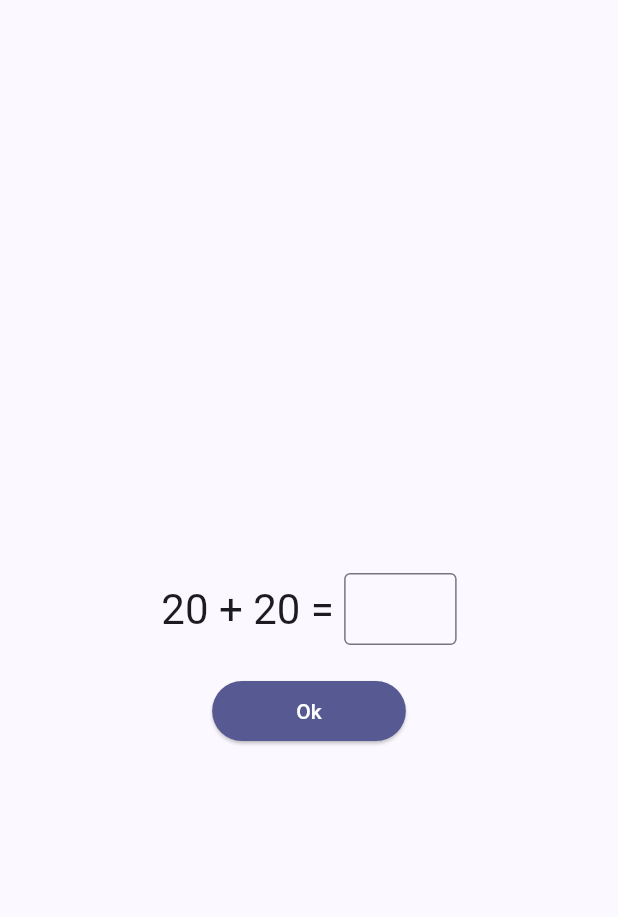
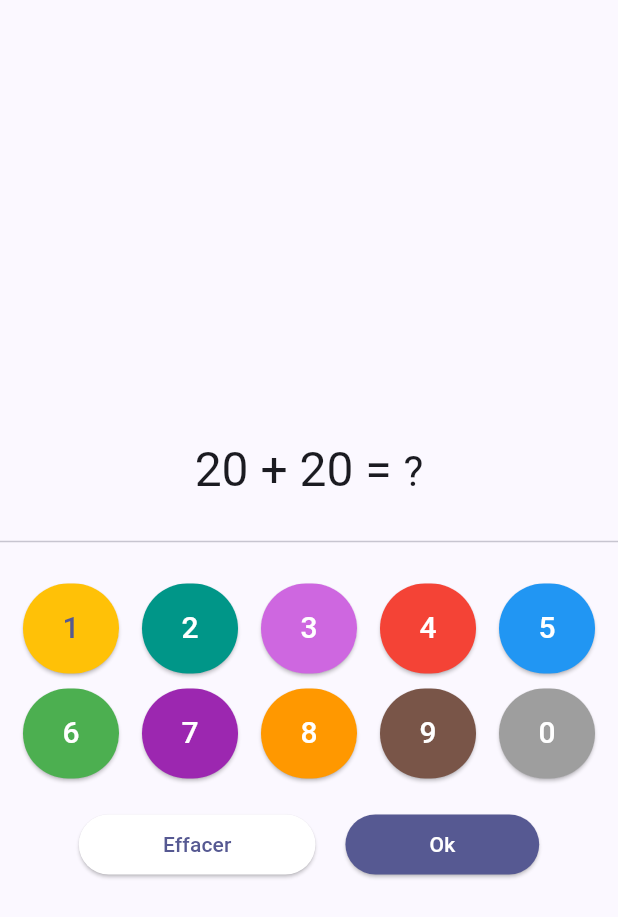
Before and after one commit to ZayenJS/calculs, a Flutter app: the AddScreen screen opened directly, on a phone screen of 412 x 824 dp. Shown: the top 917 px of the screen. Run offline on Flutter 3.47's test engine with Material 3 defaults, Android fonts, the phone set to English and light mode, and no system bars; our stand-ins replace audioplayers, flutter_riverpod, hive_flutter, image_picker; accounts and stored records are empty.

Commit message:
use hive instead of sqfentity, improve ui

```diff
--- /dev/null
+++ b/lib/model/boxes.dart
@@ -0,0 +1,3 @@
+import 'package:hive_flutter/hive_flutter.dart';
+
+late Box profileBox;
--- a/lib/model/profile.dart
+++ b/lib/model/profile.dart
@@ -1,63 +1,63 @@
-import 'package:calculs/model/timestamps.dart';
-import 'package:sqfentity_gen/sqfentity_gen.dart';
+import 'package:hive_flutter/hive_flutter.dart';
 
-const profilesTable = SqfEntityTable(
-  tableName: 'profiles',
-  primaryKeyName: 'id',
-  primaryKeyType: PrimaryKeyType.integer_auto_incremental,
-  useSoftDeleting: false,
-  modelName: "Profile",
-  fields: [
-    SqfEntityField('name', DbType.text, isNotNull: true),
-    SqfEntityField('picture', DbType.text),
-    SqfEntityField(
-      'additions',
-      DbType.integer,
-      isNotNull: true,
-      defaultValue: 0,
-    ),
-    SqfEntityField(
-      'correct_additions',
-      DbType.integer,
-      isNotNull: true,
-      defaultValue: 0,
-    ),
-    SqfEntityField(
-      'subtractions',
-      DbType.integer,
-      isNotNull: true,
-      defaultValue: 0,
-    ),
-    SqfEntityField(
-      'correct_subtractions',
-      DbType.integer,
-      isNotNull: true,
-      defaultValue: 0,
-    ),
-    SqfEntityField(
-      'multiplications',
-      DbType.integer,
-      isNotNull: true,
-      defaultValue: 0,
-    ),
-    SqfEntityField(
-      'correct_multiplications',
-      DbType.integer,
-      isNotNull: true,
-      defaultValue: 0,
-    ),
-    SqfEntityField(
-      'divisions',
-      DbType.integer,
-      isNotNull: true,
-      defaultValue: 0,
-    ),
-    SqfEntityField(
-      'correct_divisions',
-      DbType.integer,
-      isNotNull: true,
-      defaultValue: 0,
-    ),
-    ...timestamps,
-  ],
-);
+part 'profile.g.dart';
+
+@HiveType(typeId: 0)
+class Profile {
+  static const String boxName = 'profileBox';
+
+  @HiveField(0)
+  late int id;
+
+  @HiveField(1)
+  late String name;
+
+  @HiveField(2)
+  late String picture;
+
+  @HiveField(3)
+  late int additions;
+
+  @HiveField(4)
+  late int correctAdditions;
+
+  @HiveField(5)
+  late int subtractions;
+
+  @HiveField(6)
+  late int correctSubtractions;
+
+  @HiveField(7)
+  late int multiplications;
+
+  @HiveField(8)
+  late int correctMultiplications;
+
+  @HiveField(9)
+  late int divisions;
+
+  @HiveField(10)
+  late int correctDivisions;
+
+  @HiveField(11)
+  late DateTime createdAt;
+
+  @HiveField(12)
+  late DateTime updatedAt;
+
+  Profile({
+    required this.id,
+    required this.name,
+    required this.picture,
+    required this.additions,
+    required this.correctAdditions,
+    required this.subtractions,
+    required this.correctSubtractions,
+    required this.multiplications,
+    required this.correctMultiplications,
+    required this.divisions,
+    required this.correctDivisions,
+    required this.createdAt,
+    required this.updatedAt,
+  });
+}
--- a/lib/screens/add.dart
+++ b/lib/screens/add.dart
@@ -3,7 +3,9 @@ import 'dart:math';
 import 'package:audioplayers/audioplayers.dart';
 import 'package:calculs/data/failure.dart';
 import 'package:calculs/data/success.dart';
-import 'package:calculs/providers/profile.dart';
+import 'package:calculs/providers/addition.dart';
+import 'package:calculs/repository/profile.dart';
+import 'package:calculs/widgets/numbers.dart';
 import 'package:flutter/material.dart';
 import 'package:flutter_riverpod/flutter_riverpod.dart';
 
@@ -15,20 +17,13 @@ class AddScreen extends ConsumerStatefulWidget {
 }
 
 class _AddScreenState extends ConsumerState<AddScreen> {
-  final TextEditingController _userInputController = TextEditingController();
+  String _userInput = "?";
   final AudioPlayer _player = AudioPlayer();
-
-  int _getRandomInt() {
-    // get max value from user preferences
-    return Random().nextInt(40);
-  }
 
   @override
   Widget build(BuildContext context) {
-    final firstNumber = _getRandomInt();
-    final secondNumber = _getRandomInt();
-
-    final result = firstNumber + secondNumber;
+    final addState = ref.watch(additionProvider);
+    final result = addState.firstValue + addState.secondValue;
 
     return Scaffold(
       appBar: AppBar(
@@ -44,34 +39,75 @@ class _AddScreenState extends ConsumerState<AddScreen> {
             textBaseline: TextBaseline.alphabetic,
             children: [
               Text(
-                "$firstNumber + $secondNumber = ",
+                "${addState.firstValue} + ${addState.secondValue} = ",
+                style: Theme.of(context).textTheme.headlineLarge,
+              ),
+              Text(
+                _userInput,
                 style: Theme.of(context).textTheme.headlineMedium,
-              ),
-              SizedBox(
-                width: 75,
-                child: TextField(
-                  controller: _userInputController,
-                  style: Theme.of(context).textTheme.headlineMedium,
-                  keyboardType: TextInputType.number,
-                  decoration: const InputDecoration(
-                    border: OutlineInputBorder(),
-                    contentPadding: EdgeInsets.symmetric(horizontal: 8.0),
-                  ),
-                ),
               ),
             ],
           ),
           const SizedBox(height: 20),
+          const Divider(),
+          const SizedBox(height: 20),
+          Numbers(
+            onPressed: (value) {
+              setState(() {
+                if (_userInput.length > 10) {
+                  ScaffoldMessenger.of(context).hideCurrentSnackBar();
+                  ScaffoldMessenger.of(context).showSnackBar(
+                    const SnackBar(
+                      backgroundColor: Colors.red,
+                      content: Text(
+                        "Le nombre est trop long",
+                      ),
+                    ),
+                  );
+
+                  return;
+                }
+
+                if (_userInput.contains('?')) {
+                  _userInput = "";
+                }
+
+                _userInput += value.toString();
+              });
+            },
+          ),
+          const SizedBox(height: 20),
+          Row(
+            crossAxisAlignment: CrossAxisAlignment.center,
+            mainAxisAlignment: MainAxisAlignment.center,
+            children: [
+              ElevatedButton(
+                style: ElevatedButton.styleFrom(
+                  backgroundColor: Theme.of(context).colorScheme.onPrimary,
+                  foregroundColor: Theme.of(context).colorScheme.primary,
+                ),
+                onPressed: () {
+                  setState(
+                    () {
+                      _userInput = "?";
+                    },
+                  );
+                },
+                child: const Padding(
+                  padding: EdgeInsets.symmetric(horizontal: 32.0),
+                  child: Text('Effacer'),
+                ),
+              ),
+              const SizedBox(width: 20),
               ElevatedButton(
                 style: ElevatedButton.styleFrom(
                   backgroundColor: Theme.of(context).colorScheme.primary,
                   foregroundColor: Theme.of(context).colorScheme.onPrimary,
                 ),
                 onPressed: () async {
-              await ref.read(profileProvider.notifier).incrementAdditions();
+                  await ProfileRepository.incrementAdditions();
 
-              final isCorrect =
-                  int.tryParse(_userInputController.text) == result;
+                  final isCorrect = int.tryParse(_userInput) == result;
 
                   if (!context.mounted) {
                     return;
@@ -79,26 +115,31 @@ class _AddScreenState extends ConsumerState<AddScreen> {
 
                   if (isCorrect) {
                     _player.play(AssetSource("audio/success.mp3"));
+                    ScaffoldMessenger.of(context).hideCurrentSnackBar();
                     ScaffoldMessenger.of(context).showSnackBar(
                       SnackBar(
                         backgroundColor: Colors.green,
                         content: Text(
-                      successMessages[Random().nextInt(successMessages.length)],
+                          successMessages[
+                              Random().nextInt(successMessages.length)],
                         ),
                       ),
                     );
                     setState(() {
-                  _userInputController.clear();
+                      _userInput = "?";
                     });
 
-                ref.read(profileProvider.notifier).incrementCorrectAdditions();
+                    ProfileRepository.incrementCorrectAdditions();
                   } else {
                     _player.play(AssetSource("audio/error.mp3"));
+                    ScaffoldMessenger.of(context).hideCurrentSnackBar();
                     ScaffoldMessenger.of(context).showSnackBar(
                       SnackBar(
-                    backgroundColor: const Color.fromARGB(255, 214, 100, 100),
+                        backgroundColor:
+                            const Color.fromARGB(255, 214, 100, 100),
                         content: Text(
-                      failureMessages[Random().nextInt(failureMessages.length)],
+                          failureMessages[
+                              Random().nextInt(failureMessages.length)],
                         ),
                       ),
                     );
@@ -111,6 +152,8 @@ class _AddScreenState extends ConsumerState<AddScreen> {
               ),
             ],
           ),
+        ],
+      ),
     );
   }
 }
--- a/lib/screens/tabs.dart
+++ b/lib/screens/tabs.dart
@@ -1,3 +1,4 @@
+import 'package:calculs/model/boxes.dart';
 import 'package:calculs/screens/add.dart';
 import 'package:calculs/screens/profile.dart';
 import 'package:flutter/material.dart';
@@ -27,7 +28,7 @@ class _TabsScreenState extends ConsumerState<TabsScreen>
 
     _tabController = TabController(
       length: _screens.length,
-      initialIndex: 1,
+      initialIndex: 0,
       vsync: this,
     );
   }
--- /dev/null
+++ b/lib/widgets/numbers.dart
@@ -0,0 +1,149 @@
+import 'package:flutter/material.dart';
+
+class Numbers extends StatelessWidget {
+  final void Function(int value) onPressed;
+
+  const Numbers({super.key, required this.onPressed});
+
+  @override
+  Widget build(BuildContext context) {
+    return Column(
+      crossAxisAlignment: CrossAxisAlignment.center,
+      mainAxisAlignment: MainAxisAlignment.center,
+      children: [
+        Row(
+          crossAxisAlignment: CrossAxisAlignment.center,
+          mainAxisAlignment: MainAxisAlignment.spaceEvenly,
+          children: [
+            ElevatedButton(
+              style: ElevatedButton.styleFrom(
+                backgroundColor: Colors.amber,
+                fixedSize: const Size(60, 60),
+              ),
+              onPressed: () => onPressed(1),
+              child: const Text(
+                '1',
+                style: TextStyle(fontSize: 20),
+              ),
+            ),
+            ElevatedButton(
+              style: ElevatedButton.styleFrom(
+                backgroundColor: Colors.teal,
+                foregroundColor: Colors.white,
+                fixedSize: const Size(60, 60),
+              ),
+              onPressed: () => onPressed(2),
+              child: const Text(
+                '2',
+                style: TextStyle(fontSize: 20),
+              ),
+            ),
+            ElevatedButton(
+              style: ElevatedButton.styleFrom(
+                backgroundColor: const Color.fromARGB(255, 206, 103, 224),
+                foregroundColor: Colors.white,
+                fixedSize: const Size(60, 60),
+              ),
+              onPressed: () => onPressed(3),
+              child: const Text(
+                '3',
+                style: TextStyle(fontSize: 20),
+              ),
+            ),
+            ElevatedButton(
+              style: ElevatedButton.styleFrom(
+                backgroundColor: Colors.red,
+                foregroundColor: Colors.white,
+                fixedSize: const Size(60, 60),
+              ),
+              onPressed: () => onPressed(4),
+              child: const Text(
+                '4',
+                style: TextStyle(fontSize: 20),
+              ),
+            ),
+            ElevatedButton(
+              style: ElevatedButton.styleFrom(
+                backgroundColor: Colors.blue,
+                foregroundColor: Colors.white,
+                fixedSize: const Size(60, 60),
+              ),
+              onPressed: () => onPressed(5),
+              child: const Text(
+                '5',
+                style: TextStyle(fontSize: 20),
+              ),
+            ),
+          ],
+        ),
+        const SizedBox(height: 10),
+        Row(
+          crossAxisAlignment: CrossAxisAlignment.center,
+          mainAxisAlignment: MainAxisAlignment.spaceEvenly,
+          children: [
+            ElevatedButton(
+              style: ElevatedButton.styleFrom(
+                backgroundColor: Colors.green,
+                foregroundColor: Colors.white,
+                fixedSize: const Size(60, 60),
+              ),
+              onPressed: () => onPressed(6),
+              child: const Text(
+                '6',
+                style: TextStyle(fontSize: 20),
+              ),
+            ),
+            ElevatedButton(
+              style: ElevatedButton.styleFrom(
+                backgroundColor: Colors.purple,
+                foregroundColor: Colors.white,
+                fixedSize: const Size(60, 60),
+              ),
+              onPressed: () => onPressed(7),
+              child: const Text(
+                '7',
+                style: TextStyle(fontSize: 20),
+              ),
+            ),
+            ElevatedButton(
+              style: ElevatedButton.styleFrom(
+                backgroundColor: Colors.orange,
+                foregroundColor: Colors.white,
+                fixedSize: const Size(60, 60),
+              ),
+              onPressed: () => onPressed(8),
+              child: const Text(
+                '8',
+                style: TextStyle(fontSize: 20),
+              ),
+            ),
+            ElevatedButton(
+              style: ElevatedButton.styleFrom(
+                backgroundColor: Colors.brown,
+                foregroundColor: Colors.white,
+                fixedSize: const Size(60, 60),
+              ),
+              onPressed: () => onPressed(9),
+              child: const Text(
+                '9',
+                style: TextStyle(fontSize: 20),
+              ),
+            ),
+            ElevatedButton(
+              style: ElevatedButton.styleFrom(
+                backgroundColor: Colors.grey,
+                foregroundColor: Colors.white,
+                fixedSize: const Size(60, 60),
+              ),
+              onPressed: () => onPressed(0),
+              child: const Text(
+                '0',
+                style: TextStyle(fontSize: 20),
+              ),
+            ),
+          ],
+        ),
+      ],
+    );
+  }
+}
--- a/pubspec.yaml
+++ b/pubspec.yaml
@@ -35,14 +35,15 @@ dependencies:
   # Use with the CupertinoIcons class for iOS style icons.
   cupertino_icons: ^1.0.8
   audioplayers: ^6.0.0
-  sqfentity: ^2.5.0
   flutter_riverpod: ^2.5.1
   build_runner: ^2.4.12
   build_verify: ^3.1.0
-  sqfentity_gen: ^2.5.0
   image_picker: ^1.1.2
 
   http: any
+  hive: ^2.2.3
+  hive_flutter: ^1.1.0
+  hive_generator: ^2.0.1
 dev_dependencies:
   flutter_test:
     sdk: flutter
```
Also changed, not shown: lib/main.dart (+12 -30 lines), lib/model/model.dart (deleted, +0 -22 lines), lib/model/timestamps.dart (deleted, +0 -10 lines), lib/providers/addition.dart (added, +26 -0 lines), lib/providers/input.dart (deleted, +0 -13 lines), lib/providers/profile.dart (deleted, +0 -66 lines), lib/repository/profile.dart (added, +50 -0 lines), lib/screens/new_profile.dart (+5 -5 lines), lib/screens/profile.dart (+8 -5 lines), lib/model/model.g.dart (deleted), lib/model/profile.g.dart (added), pubspec.lock, 2 other files. Lines whose indentation alone changed are shown as unchanged.
